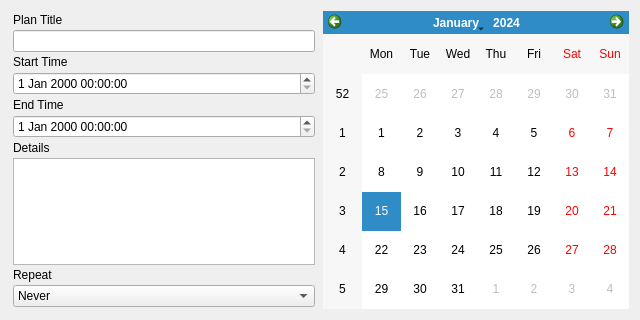
First picture: the form in Qt_Calendar/Calendar/editplan.ui, repository RedChiken/Calendar, before the edit.
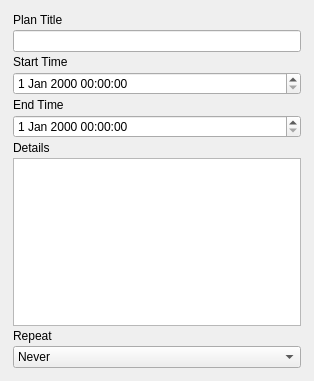
Second picture: the form after the edit.

Commit message: Removed calendar

Diff of the .ui file:
```diff
--- a/Qt_Calendar/Calendar/editplan.ui
+++ b/Qt_Calendar/Calendar/editplan.ui
@@ -6,8 +6,8 @@
    <rect>
     <x>0</x>
     <y>0</y>
-    <width>640</width>
-    <height>320</height>
+    <width>314</width>
+    <height>381</height>
    </rect>
   </property>
   <property name="sizePolicy">
@@ -18,8 +18,8 @@
   </property>
   <property name="minimumSize">
    <size>
-    <width>640</width>
-    <height>320</height>
+    <width>314</width>
+    <height>381</height>
    </size>
   </property>
   <property name="maximumSize">
@@ -192,9 +192,6 @@
      </item>
     </layout>
    </item>
-   <item row="0" column="1">
-    <widget class="QCalendarWidget" name="calendarWidget"/>
-   </item>
   </layout>
  </widget>
  <resources/>
```
